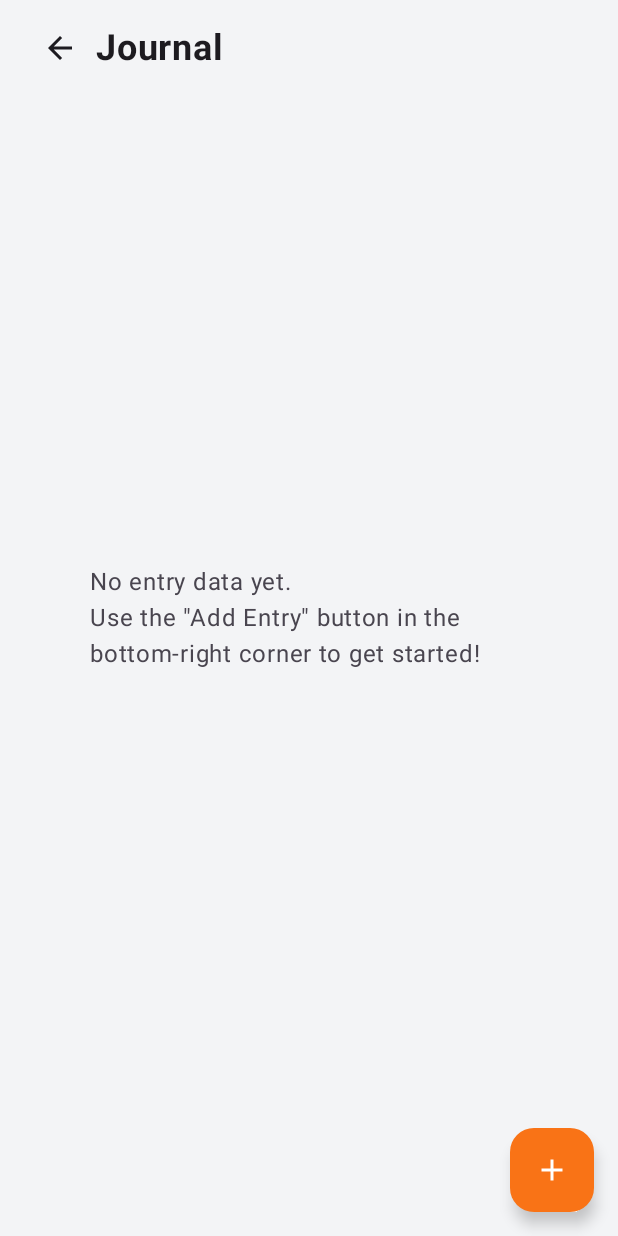
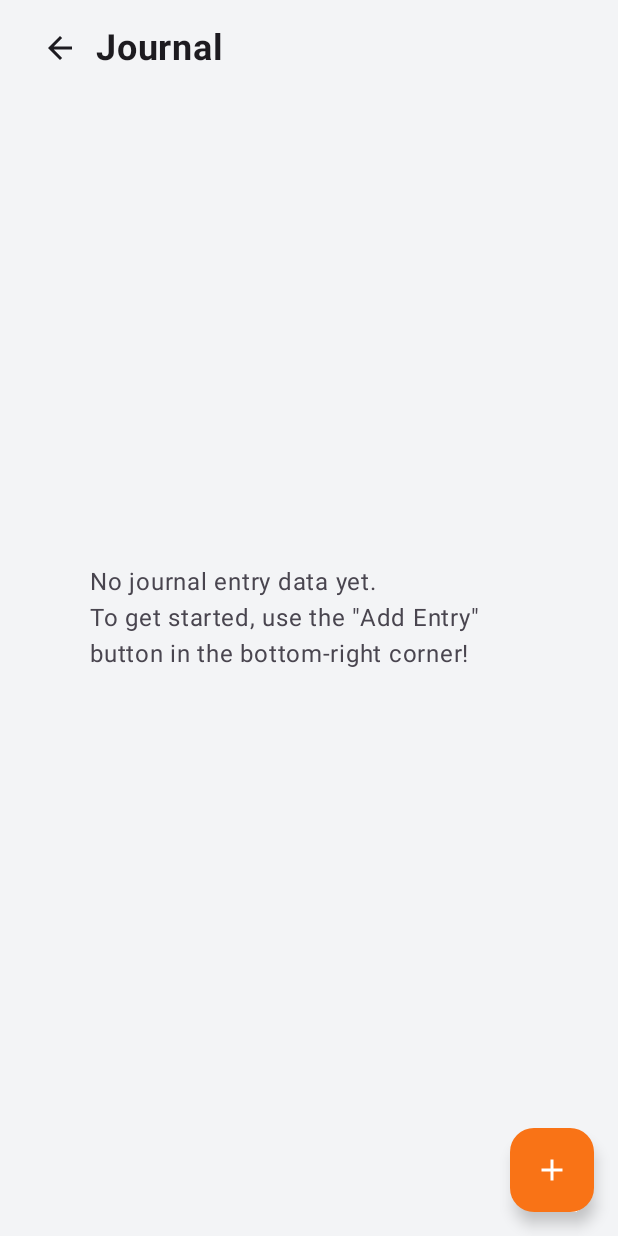
Before and after one commit to AlphaGameDeveloper/Seen, an Android app built with Jetpack Compose: the composable NotesScreen shown on its own in the app's theme, on a phone screen of 412 x 824 dp. Run offline under Robolectric (Android 15) with nearby library versions, the light colour scheme and no system bars.

Commit message:
-Made graph only appear after 2 entries
-Changed wording on empty journals

```diff
--- a/app/src/main/java/dev/alphagame/seen/screens/MoodHistoryScreen.kt
+++ b/app/src/main/java/dev/alphagame/seen/screens/MoodHistoryScreen.kt
@@ -166,7 +166,7 @@ fun MoodHistoryScreen(
         }
 
 
-        if (phq9Map.isNotEmpty()) {
+        if (phq9Map.size > 1) {
             Row(
                 modifier = Modifier.fillMaxWidth(),
                 horizontalArrangement = Arrangement.SpaceBetween,
--- a/app/src/main/java/dev/alphagame/seen/translations/EnglishTranslation.kt
+++ b/app/src/main/java/dev/alphagame/seen/translations/EnglishTranslation.kt
@@ -198,7 +198,7 @@ class EnglishTranslation : Translation() {
     override val phq9AssessmentDescription = "A confidential questionnaire to help assess your mental health and well-being over the past two weeks."
 
     // Notes Screen - Additional
-    override val noEntriesMessage = "No entry data yet.\nUse the \"Add Entry\" button in the bottom-right corner to get started!"
+    override val noEntriesMessage = "No journal entry data yet. \nTo get started, use the \"Add Entry\" button in the bottom-right corner!"
 
     // Debug Screens
     override val databaseEncryptionDebug = "Database Encryption Debug"
--- a/app/src/main/java/dev/alphagame/seen/translations/FrenchTranslation.kt
+++ b/app/src/main/java/dev/alphagame/seen/translations/FrenchTranslation.kt
@@ -232,7 +232,7 @@ class FrenchTranslation : Translation() {
     override val phq9AssessmentDescription = "Un questionnaire confidentiel pour aider à évaluer votre santé mentale et bien-être au cours des deux dernières semaines."
 
     // Notes Screen - Additional
-    override val noEntriesMessage = "Aucune donnée d'entrée pour le moment.\nUtilisez le bouton \"Ajouter une entrée\" dans le coin inférieur droit pour commencer !"
+    override val noEntriesMessage = "Aucune donnée de journal pour le moment. \nPour commencer, utilisez le bouton \" Ajouter une entrée \" dans le coin inférieur droit !"
 
     // Debug Screens
     override val databaseEncryptionDebug = "Debug du chiffrement de base de données"
--- a/app/src/main/java/dev/alphagame/seen/translations/SpanishTranslation.kt
+++ b/app/src/main/java/dev/alphagame/seen/translations/SpanishTranslation.kt
@@ -232,7 +232,7 @@ class SpanishTranslation : Translation() {
     override val phq9AssessmentDescription = "Un cuestionario confidencial para ayudar a evaluar tu salud mental y bienestar durante las últimas dos semanas."
 
     // Notes Screen - Additional
-    override val noEntriesMessage = "Aún no hay datos de entrada.\n¡Usa el botón \"Agregar entrada\" en la esquina inferior derecha para comenzar!"
+    override val noEntriesMessage = "Aún no hay datos de entradas de diario. \nPara comenzar, usa el botón \"Agregar entrada\" en la esquina inferior derecha."
 
     // Debug Screens
     override val databaseEncryptionDebug = "Debug de encriptación de base de datos"
```
